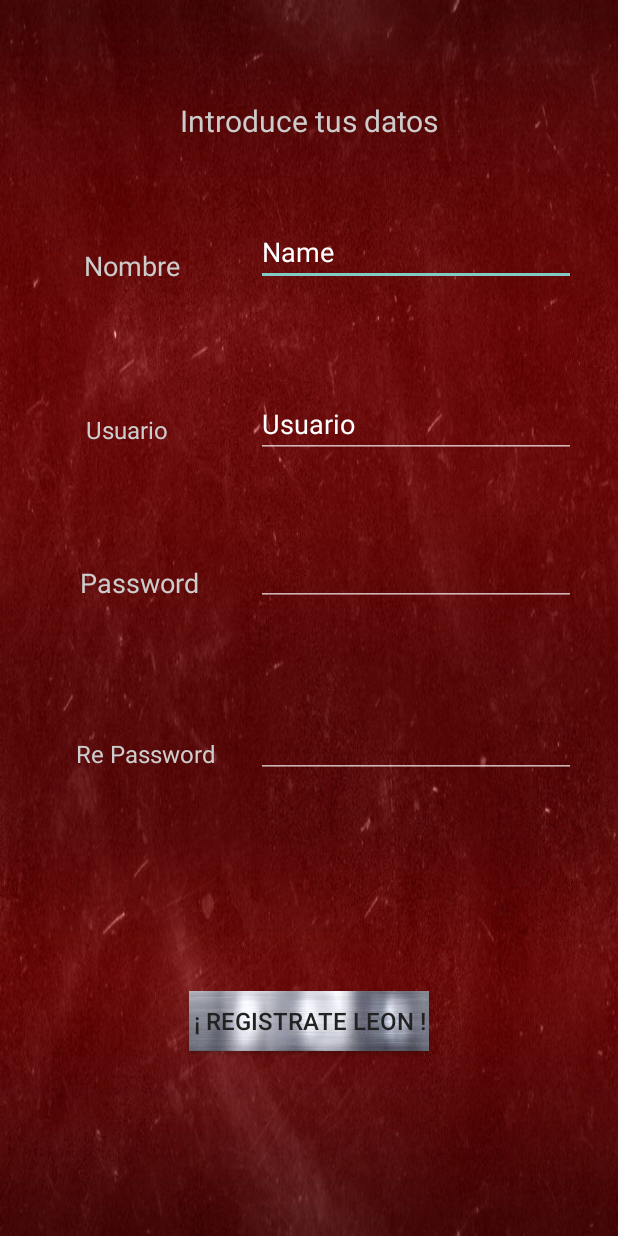
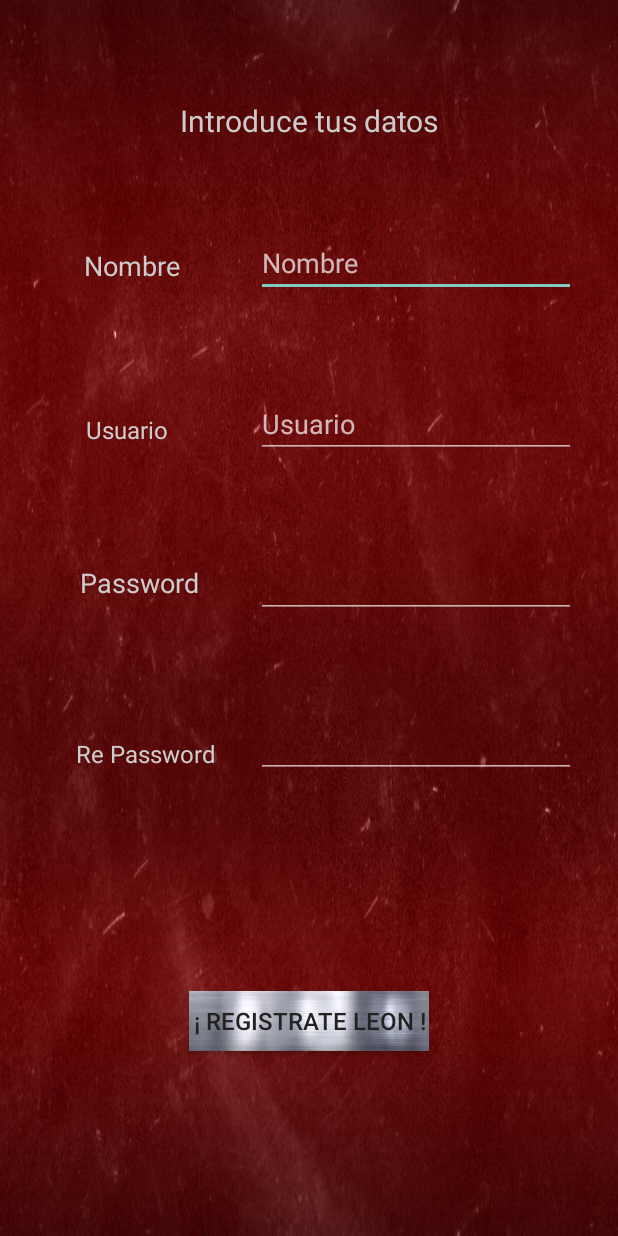
Before and after one commit to Lor-n82/MyAthletic, an Android app: the nuevo_registro screen opened directly, with no data from a screen before it, on a phone screen of 412 x 824 dp. Run offline under Robolectric (Android 15) with nearby library versions, the phone set to English and light mode, and no system bars.

Commit message:
More Strings added and Layout minor  fixes

```diff
--- a/app/src/main/java/com/example/in2dm3_03/myathletic/Notificacion.java
+++ b/app/src/main/java/com/example/in2dm3_03/myathletic/Notificacion.java
@@ -11,7 +11,7 @@ public class Notificacion extends AppCompatActivity {
         super.onCreate(savedInstanceState);
         setContentView(R.layout.activity_notificacion);
 
-        Toast.makeText(this, "Notoficacion recibida", Toast.LENGTH_SHORT).show();
+        Toast.makeText(this, "Notificacion recibida", Toast.LENGTH_SHORT).show();
         finish();
     }
 }
--- a/app/src/main/java/com/example/in2dm3_03/myathletic/nuevo_registro.java
+++ b/app/src/main/java/com/example/in2dm3_03/myathletic/nuevo_registro.java
@@ -7,6 +7,7 @@ import android.content.Intent;
 import android.support.v4.app.NotificationCompat;
 import android.support.v7.app.AppCompatActivity;
 import android.os.Bundle;
+import android.util.Log;
 import android.view.View;
 import android.widget.EditText;
 import android.widget.Toast;
@@ -43,7 +44,6 @@ public class nuevo_registro extends AppCompatActivity {
                 c.setUname(username);
                 c.setPass(pass);
                 helper.insertContact(c);
-
                 notificacion(c.getNombre());
             }
 
--- a/app/src/main/java/com/example/in2dm3_03/myathletic/pantalla_socio.java
+++ b/app/src/main/java/com/example/in2dm3_03/myathletic/pantalla_socio.java
@@ -3,6 +3,7 @@ package com.example.in2dm3_03.myathletic;
 import android.content.Intent;
 import android.database.Cursor;
 import android.database.sqlite.SQLiteDatabase;
+import android.os.PersistableBundle;
 import android.support.v7.app.AppCompatActivity;
 import android.os.Bundle;
 import android.view.View;
--- a/app/src/main/res/layout/activity_nuevo_registro.xml
+++ b/app/src/main/res/layout/activity_nuevo_registro.xml
@@ -48,15 +48,15 @@
         android:layout_marginBottom="8dp"
         android:layout_marginTop="8dp"
         android:ems="10"
+        android:hint="@string/camponombre"
         android:inputType="textPersonName"
-        android:text="Name"
         android:textSize="18dp"
         app:layout_constraintBottom_toBottomOf="parent"
         app:layout_constraintHorizontal_bias="0.86"
         app:layout_constraintLeft_toLeftOf="parent"
         app:layout_constraintRight_toRightOf="parent"
         app:layout_constraintTop_toTopOf="parent"
-        app:layout_constraintVertical_bias="0.18" />
+        app:layout_constraintVertical_bias="0.19" />
 
     <EditText
         android:id="@+id/editTextPassR"
@@ -72,7 +72,7 @@
         app:layout_constraintHorizontal_bias="0.86"
         app:layout_constraintStart_toStartOf="parent"
         app:layout_constraintTop_toTopOf="parent"
-        app:layout_constraintVertical_bias="0.46" />
+        app:layout_constraintVertical_bias="0.47" />
 
     <Button
         android:id="@+id/buttonRegistrateLeon"
@@ -160,8 +160,8 @@
         android:layout_marginBottom="8dp"
         android:layout_marginTop="8dp"
         android:ems="10"
+        android:hint="@string/campousuario"
         android:inputType="textPersonName"
-        android:text="@string/user"
         app:layout_constraintBottom_toBottomOf="parent"
         app:layout_constraintEnd_toEndOf="parent"
         app:layout_constraintHorizontal_bias="0.86"
--- a/app/src/main/res/values/strings.xml
+++ b/app/src/main/res/values/strings.xml
@@ -86,4 +86,9 @@ Euskaldun zintzoak aurrera! </string>
     <string name="copyright">Todos los derechos son propiedad del Athletic Club</string>
     <string name="menuAcerca">Pulsa para seguir mi trabajo</string>
     <string name="compartir">Comparte la app</string>
+
+    <!--Mas-->
+    <string name="camponombre">Nombre</string>
+    <string name="campousuario">Usuario</string>
+    <string name="campopass">Password</string>
 </resources>
```
Also changed, not shown: app/src/main/java/com/example/in2dm3_03/myathletic/Himno.java (+7 -1 lines), app/src/main/res/layout/activity_socio.xml (+4 -3 lines).
